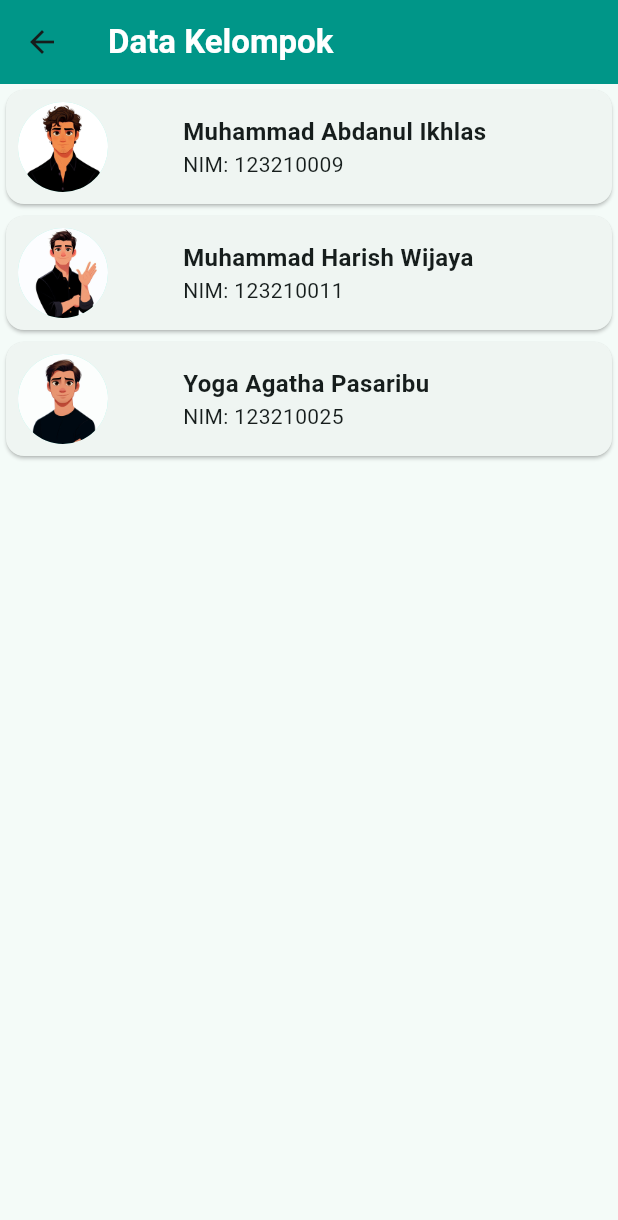
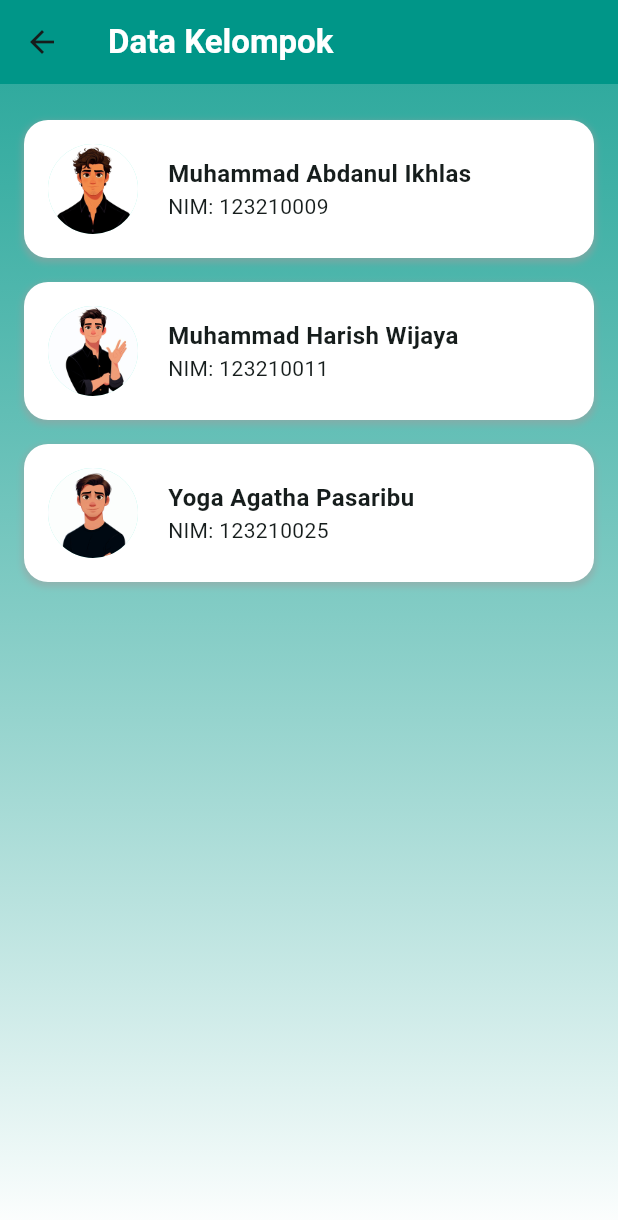
Before and after one commit to AbdanulIkhlas/tugas4_kelompok, a Flutter app: the DataKelompok screen opened directly, on a phone screen of 412 x 824 dp. Shown: the top 1220 px of the screen. Run offline on Flutter 3.47's test engine with Material 3 defaults, Android fonts, the phone set to English and light mode, and no system bars; our stand-ins replace shared_preferences; accounts and stored records are empty.

Commit message:
update tampilan

```diff
--- a/lib/memberpage.dart
+++ b/lib/memberpage.dart
@@ -1,8 +1,6 @@
-// ------------- KLAZ -----------------------------------------
 import 'package:flutter/material.dart';
 
 class DataKelompok extends StatelessWidget {
-
   final List<Map<String, dynamic>> people = [
     {
       'name': 'Muhammad Abdanul Ikhlas',
@@ -27,11 +25,23 @@ class DataKelompok extends StatelessWidget {
   Widget build(BuildContext context) {
     return Scaffold(
       appBar: AppBar(
-        title: Text("Data Kelompok",
-            style: TextStyle(color: Colors.white, fontWeight: FontWeight.bold)),
+        title: Text(
+          "Data Kelompok",
+          style: TextStyle(color: Colors.white, fontWeight: FontWeight.bold),
+        ),
         backgroundColor: Colors.teal,
       ),
-      body: Center(
+      body: Container(
+        decoration: BoxDecoration(
+          gradient: LinearGradient(
+            begin: Alignment.topCenter,
+            end: Alignment.bottomCenter,
+            colors: [Colors.teal.withOpacity(0.8), Colors.white],
+          ),
+        ),
+        child: Center(
+          child: Padding(
+            padding: const EdgeInsets.all(16.0),
             child: Column(
               mainAxisAlignment: MainAxisAlignment.center,
               crossAxisAlignment: CrossAxisAlignment.center,
@@ -40,9 +50,23 @@ class DataKelompok extends StatelessWidget {
                   child: ListView.builder(
                     itemCount: people.length,
                     itemBuilder: (context, index) {
-                  return Card(
+                      return Container(
+                        margin: EdgeInsets.symmetric(vertical: 8.0),
+                        decoration: BoxDecoration(
+                          color: Colors.white,
+                          borderRadius: BorderRadius.circular(16.0),
+                          boxShadow: [
+                            BoxShadow(
+                              color: Colors.grey.withOpacity(0.5),
+                              spreadRadius: 1,
+                              blurRadius: 3,
+                              offset:
+                                  Offset(0, 2), // changes position of shadow
+                            ),
+                          ],
+                        ),
                         child: Padding(
-                      padding: const EdgeInsets.all(8.0),
+                          padding: const EdgeInsets.all(16.0),
                           child: Row(
                             children: [
                               CircleAvatar(
@@ -50,7 +74,7 @@ class DataKelompok extends StatelessWidget {
                                     AssetImage(people[index]['picture']),
                                 radius: 30,
                               ),
-                          SizedBox(width: 50),
+                              SizedBox(width: 20),
                               Column(
                                 crossAxisAlignment: CrossAxisAlignment.start,
                                 children: [
@@ -79,6 +103,8 @@ class DataKelompok extends StatelessWidget {
               ],
             ),
           ),
+        ),
+      ),
     );
   }
 }
```
Also changed, not shown: lib/favoritepage.dart (+11 -12 lines), lib/sitemanager.dart (+47 -0 lines), lib/sitepage.dart (+26 -10 lines). Lines whose indentation alone changed are shown as unchanged.
